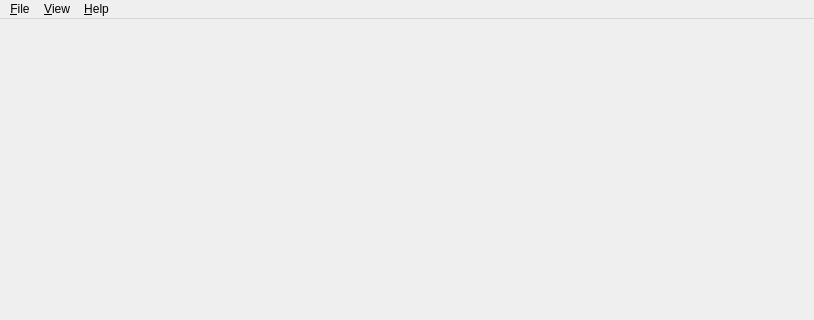
pkoshevoy/aeyae, file aeyaeremux/yaeMainWindow.ui: the form before one commit; both pictures show x 0 to 814 and y 0 to 320 of the 814 by 600 pixel window.
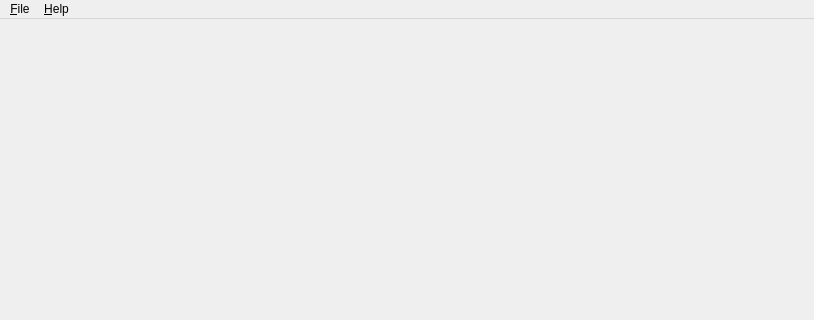
The form after the commit. Icons and pictures are not drawn.

Diff of the .ui file:
```diff
--- a/aeyaeremux/yaeMainWindow.ui
+++ b/aeyaeremux/yaeMainWindow.ui
@@ -59,12 +59,6 @@
     <addaction name="separator"/>
     <addaction name="actionExit"/>
    </widget>
-   <widget class="QMenu" name="menuView">
-    <property name="title">
-     <string>&amp;View</string>
-    </property>
-    <addaction name="actionFullScreen"/>
-   </widget>
    <widget class="QMenu" name="menuHelp">
     <property name="title">
      <string>&amp;Help</string>
@@ -72,7 +66,6 @@
     <addaction name="actionAbout"/>
    </widget>
    <addaction name="menuFile"/>
-   <addaction name="menuView"/>
    <addaction name="menuHelp"/>
   </widget>
   <action name="actionOpen">
```
Left out of the diff: 2 changed lines with no effect on the pictures.
